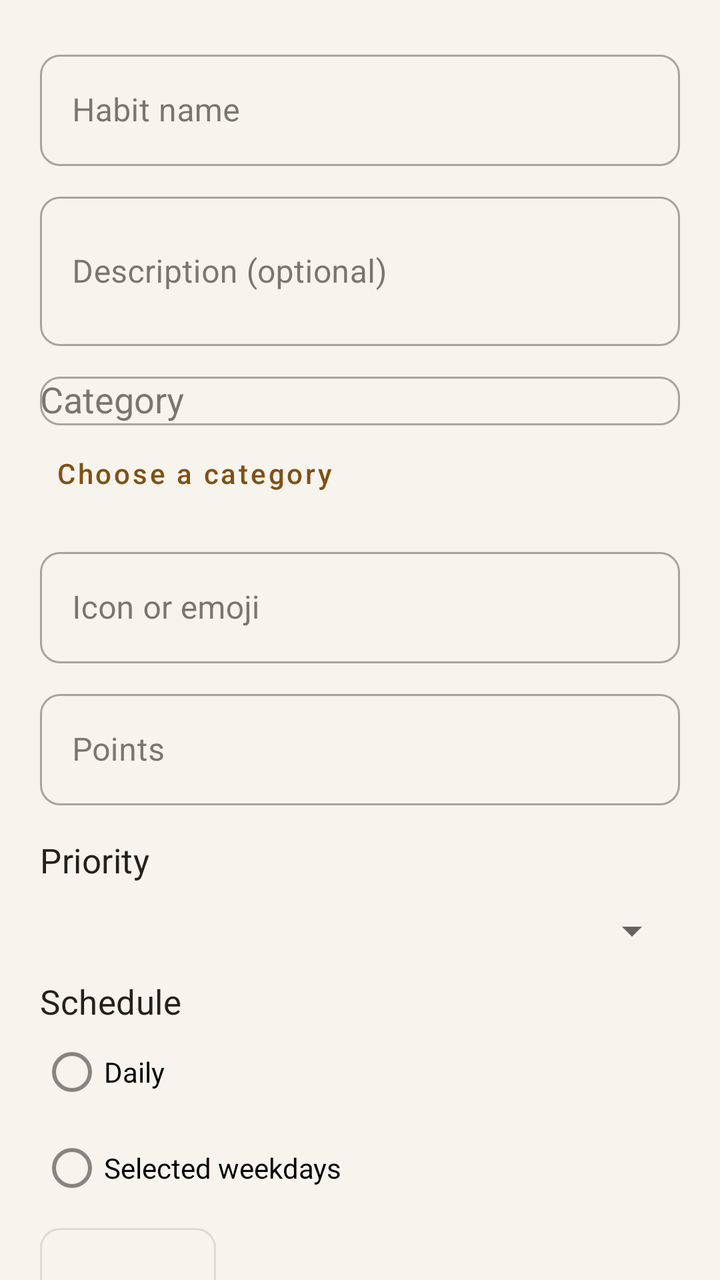
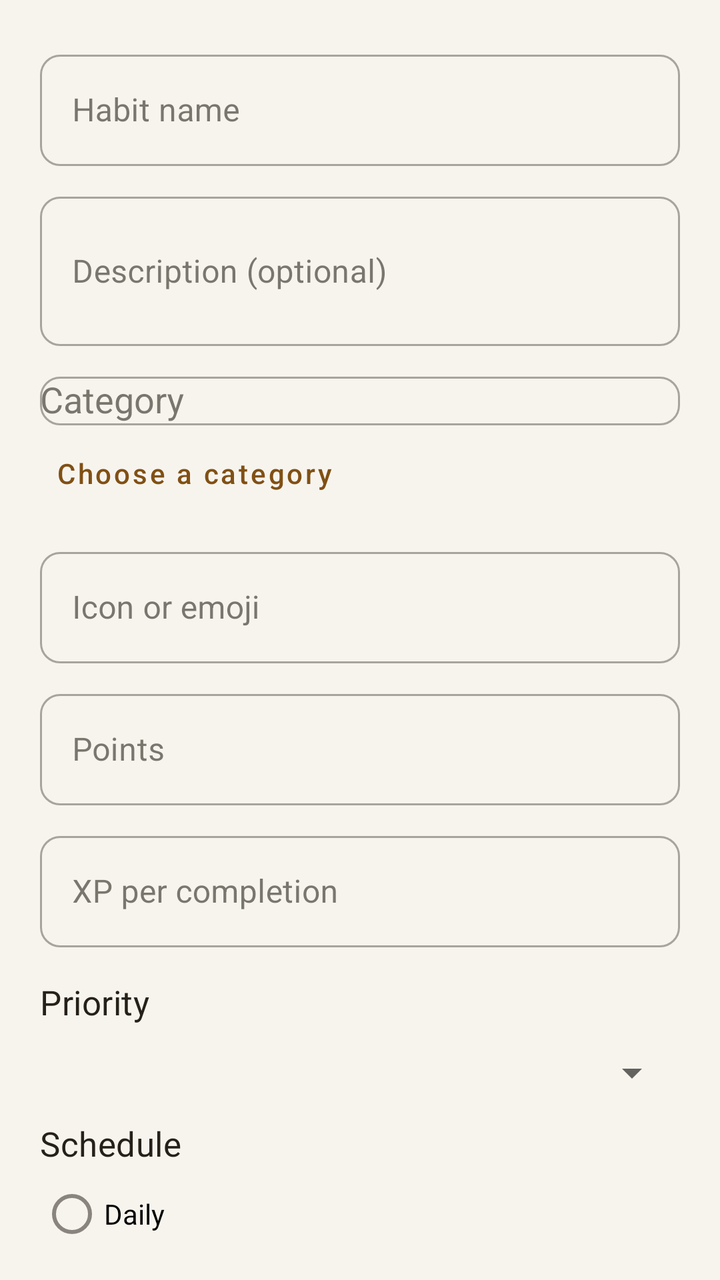

Screens rendered from an Android XML layout before and after an edit, with the pre-edit source and the edit as a unified diff.
<!-- AndroidManifest.xml: application theme Theme.Habitline -->
<!-- res/layout/screen_editor.xml -->
<?xml version="1.0" encoding="utf-8"?>
<androidx.core.widget.NestedScrollView
    xmlns:android="http://schemas.android.com/apk/res/android"
    android:layout_width="match_parent"
    android:layout_height="match_parent"
    android:clipToPadding="false"
    android:fillViewport="true">

    <LinearLayout
        android:layout_width="match_parent"
        android:layout_height="wrap_content"
        android:orientation="vertical"
        android:paddingStart="20dp"
        android:paddingEnd="20dp"
        android:paddingTop="12dp"
        android:paddingBottom="24dp">
        <com.google.android.material.textfield.TextInputLayout
            style="@style/Widget.MaterialComponents.TextInputLayout.OutlinedBox"
            android:layout_width="match_parent"
            android:layout_height="wrap_content"
            android:layout_marginTop="10dp"
            android:hint="@string/habit_name_hint">
            <com.google.android.material.textfield.TextInputEditText
                android:id="@+id/input_name"
                android:layout_width="match_parent"
                android:layout_height="wrap_content"
                android:inputType="textCapSentences"
                android:singleLine="true" />
        </com.google.android.material.textfield.TextInputLayout>
        <com.google.android.material.textfield.TextInputLayout
            style="@style/Widget.MaterialComponents.TextInputLayout.OutlinedBox"
            android:layout_width="match_parent"
            android:layout_height="wrap_content"
            android:layout_marginTop="10dp"
            android:hint="@string/description_optional">
            <com.google.android.material.textfield.TextInputEditText
                android:id="@+id/input_description"
                android:layout_width="match_parent"
                android:layout_height="wrap_content"
                android:inputType="textCapSentences|textMultiLine"
                android:maxLength="2000"
                android:minLines="2"
                android:maxLines="5" />
        </com.google.android.material.textfield.TextInputLayout>
        <com.google.android.material.textfield.TextInputLayout
            style="@style/Widget.MaterialComponents.TextInputLayout.OutlinedBox"
            android:layout_width="match_parent"
            android:layout_height="wrap_content"
            android:layout_marginTop="10dp"
            android:hint="@string/category_hint">
            <androidx.appcompat.widget.AppCompatAutoCompleteTextView
                android:id="@+id/input_category"
                android:layout_width="match_parent"
                android:layout_height="wrap_content"
                android:inputType="textCapWords"
                android:maxLength="60"
                android:singleLine="true"
                android:completionThreshold="1" />
        </com.google.android.material.textfield.TextInputLayout>
        <com.google.android.material.button.MaterialButton
            android:id="@+id/category_choices"
            style="@style/Habitline.Button.Text"
            android:layout_width="wrap_content"
            android:layout_height="wrap_content"
            android:minHeight="48dp"
            android:text="@string/choose_category" />
        <com.google.android.material.textfield.TextInputLayout
            style="@style/Widget.MaterialComponents.TextInputLayout.OutlinedBox"
            android:layout_width="match_parent"
            android:layout_height="wrap_content"
            android:layout_marginTop="10dp"
            android:hint="@string/icon_hint">
            <com.google.android.material.textfield.TextInputEditText
                android:id="@+id/input_icon"
                android:layout_width="match_parent"
                android:layout_height="wrap_content"
                android:inputType="text"
                android:singleLine="true" />
        </com.google.android.material.textfield.TextInputLayout>
        <com.google.android.material.textfield.TextInputLayout
            style="@style/Widget.MaterialComponents.TextInputLayout.OutlinedBox"
            android:layout_width="match_parent"
            android:layout_height="wrap_content"
            android:layout_marginTop="10dp"
            android:hint="@string/points_hint">
            <com.google.android.material.textfield.TextInputEditText
                android:id="@+id/input_points"
                android:layout_width="match_parent"
                android:layout_height="wrap_content"
                android:inputType="numberDecimal"
                android:singleLine="true" />
        </com.google.android.material.textfield.TextInputLayout>
        <TextView
            style="@style/Habitline.Section"
            android:layout_width="match_parent"
            android:layout_height="wrap_content"
            android:layout_marginTop="16dp"
            android:text="@string/priority" />
        <androidx.appcompat.widget.AppCompatSpinner
            android:id="@+id/input_priority"
            android:layout_width="match_parent"
            android:layout_height="wrap_content"
            android:minHeight="48dp" />
        <TextView
            style="@style/Habitline.Section"
            android:layout_width="match_parent"
            android:layout_height="wrap_content"
            android:text="@string/schedule" />
        <RadioGroup
            android:id="@+id/frequency"
            android:layout_width="match_parent"
            android:layout_height="wrap_content"
            android:orientation="vertical">
            <com.google.android.material.radiobutton.MaterialRadioButton
                android:id="@+id/daily"
                android:layout_width="match_parent"
                android:layout_height="wrap_content"
                android:minHeight="48dp"
                android:text="@string/daily" />
            <com.google.android.material.radiobutton.MaterialRadioButton
                android:id="@+id/weekdays"
                android:layout_width="match_parent"
                android:layout_height="wrap_content"
                android:minHeight="48dp"
                android:text="@string/selected_weekdays" />
        </RadioGroup>
        <LinearLayout
            android:id="@+id/weekday_options"
            android:layout_width="match_parent"
            android:layout_height="wrap_content"
            android:orientation="vertical" />
        <com.google.android.material.button.MaterialButton
            android:id="@+id/start_date"
            style="@style/Habitline.Button.Outlined"
            android:layout_width="wrap_content"
            android:layout_height="wrap_content"
            android:minHeight="48dp" />
        <TextView
            android:id="@+id/editor_error"
            style="@style/Habitline.Body"
            android:layout_width="match_parent"
            android:layout_height="wrap_content"
            android:accessibilityLiveRegion="polite"
            android:textColor="@color/app_error"
            android:visibility="gone" />
        <com.google.android.material.button.MaterialButton
            android:id="@+id/save_habit"
            style="@style/Habitline.Button"
            android:layout_width="wrap_content"
            android:layout_height="wrap_content"
            android:minHeight="48dp"
            android:text="@string/save"
            android:layout_marginTop="12dp" />
    </LinearLayout>
</androidx.core.widget.NestedScrollView>
<!-- resources referenced by this layout -->
<resources>
  <color name="app_error">#A52828</color>
  <string name="category_hint">Category</string>
  <string name="choose_category">Choose a category</string>
  <string name="daily">Daily</string>
  <string name="description_optional">Description (optional)</string>
  <string name="habit_name_hint">Habit name</string>
  <string name="icon_hint">Icon or emoji</string>
  <string name="points_hint">Points</string>
  <string name="priority">Priority</string>
  <string name="save">Save</string>
  <string name="schedule">Schedule</string>
  <string name="selected_weekdays">Selected weekdays</string>
  <style name="Habitline.Body" parent="TextAppearance.MaterialComponents.Body1">
          <item name="android:textColor">@color/app_text</item>
          <item name="android:textSize">15sp</item>
      </style>
  <style name="Habitline.Button" parent="Widget.MaterialComponents.Button">
          <item name="android:textAllCaps">false</item>
      </style>
  <style name="Habitline.Button.Outlined" parent="Widget.MaterialComponents.Button.OutlinedButton">
          <item name="android:textAllCaps">false</item>
      </style>
  <style name="Habitline.Button.Text" parent="Widget.MaterialComponents.Button.TextButton">
          <item name="android:textAllCaps">false</item>
      </style>
  <style name="Habitline.Section" parent="TextAppearance.MaterialComponents.Subtitle1">
          <item name="android:textColor">@color/app_text</item>
          <item name="android:textSize">17sp</item>
          <item name="android:fontFamily">sans-serif-medium</item>
      </style>
  <style name="Theme.Habitline" parent="Theme.MaterialComponents.DayNight.NoActionBar">
          <item name="colorPrimary">@color/app_primary</item>
          <item name="colorOnPrimary">@color/app_on_primary</item>
          <item name="colorPrimaryDark">@color/app_background</item>
          <item name="colorSecondary">@color/app_primary</item>
          <item name="colorOnSecondary">@color/app_on_primary</item>
          <item name="colorSurface">@color/app_surface</item>
          <item name="colorOnSurface">@color/app_text</item>
          <item name="colorError">@color/app_error</item>
          <item name="android:colorBackground">@color/app_background</item>
          <item name="android:windowBackground">@color/app_background</item>
          <item name="android:navigationBarColor">@color/app_surface</item>
          <item name="android:statusBarColor">@color/app_background</item>
          <item name="android:windowLightStatusBar">@bool/light_system_bars</item>
          <item name="shapeAppearanceSmallComponent">@style/Habitline.Shape.Small</item>
      </style>
  <color name="app_text">#252119</color>
  <color name="app_primary">#805014</color>
  <color name="app_on_primary">#FFFFFF</color>
  <color name="app_background">#F7F4EE</color>
  <color name="app_surface">#FFFCF6</color>
  <style name="Habitline.Shape.Small" parent="ShapeAppearance.MaterialComponents.SmallComponent">
          <item name="cornerSize">10dp</item>
      </style>
</resources>

<!-- the commit's change to res/layout/screen_editor.xml (unified diff, before → after) -->
@@ -90,6 +90,20 @@
                 android:inputType="numberDecimal"
                 android:singleLine="true" />
         </com.google.android.material.textfield.TextInputLayout>
+        <com.google.android.material.textfield.TextInputLayout
+            style="@style/Widget.MaterialComponents.TextInputLayout.OutlinedBox"
+            android:layout_width="match_parent"
+            android:layout_height="wrap_content"
+            android:layout_marginTop="10dp"
+            android:hint="@string/xp_reward">
+            <com.google.android.material.textfield.TextInputEditText
+                android:id="@+id/input_xp"
+                android:layout_width="match_parent"
+                android:layout_height="wrap_content"
+                android:inputType="number"
+                android:maxLength="3"
+                android:singleLine="true" />
+        </com.google.android.material.textfield.TextInputLayout>
         <TextView
             style="@style/Habitline.Section"
             android:layout_width="match_parent"
<!-- resource entries referenced after the edit -->
@@ -12,6 +12,7 @@
   <string name="save">Save</string>
   <string name="schedule">Schedule</string>
   <string name="selected_weekdays">Selected weekdays</string>
+  <string name="xp_reward">XP per completion</string>
   <style name="Habitline.Body" parent="TextAppearance.MaterialComponents.Body1">
           <item name="android:textColor">@color/app_text</item>
           <item name="android:textSize">15sp</item>
